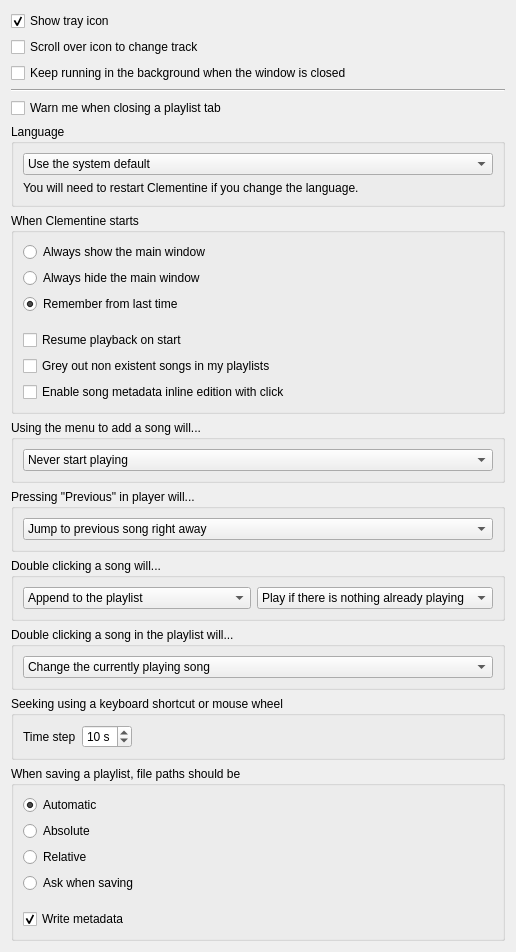
Above: src/ui/behavioursettingspage.ui from clementine-player/Clementine before the change. Below: the same form after it.
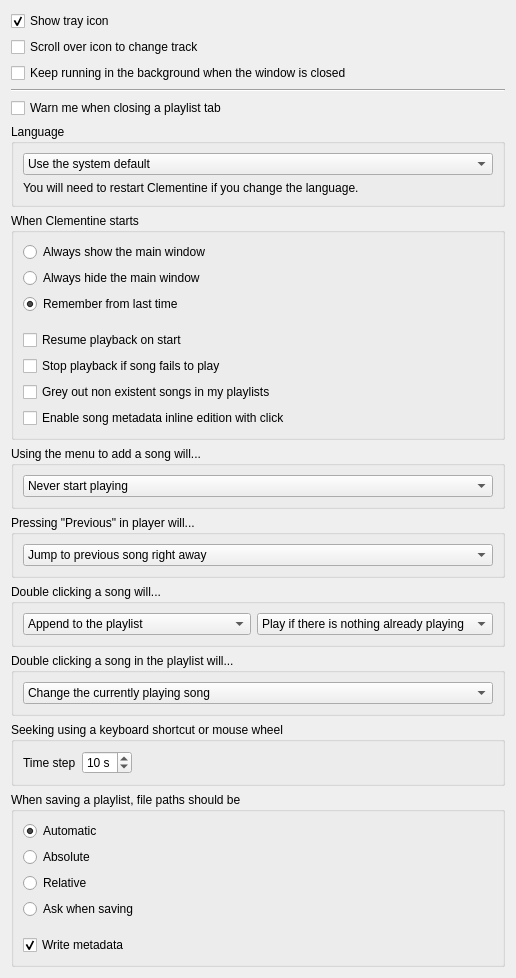
That is the form after the change.

Commit message: Add settings option to stop playback if song fails to play (#5905)

```diff
--- a/src/ui/behavioursettingspage.ui
+++ b/src/ui/behavioursettingspage.ui
@@ -136,6 +136,16 @@
         </property>
        </widget>
       </item>
+      <item>
+       <widget class="QCheckBox" name="stop_play_if_fail_">
+        <property name="text">
+         <string>Stop playback if song fails to play</string>
+        </property>
+        <property name="checked">
+         <bool>false</bool>
+        </property>
+       </widget>
+      </item>
       <item>
        <widget class="QCheckBox" name="b_grey_out_deleted_">
         <property name="text">
```
The commit also changes 2 other files.
